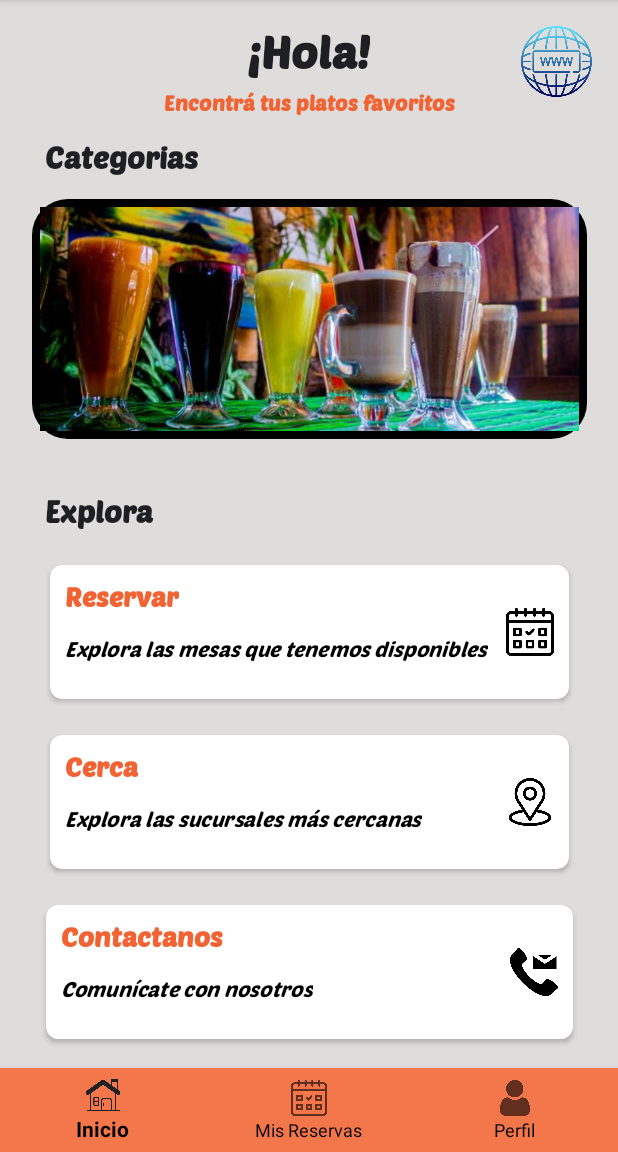
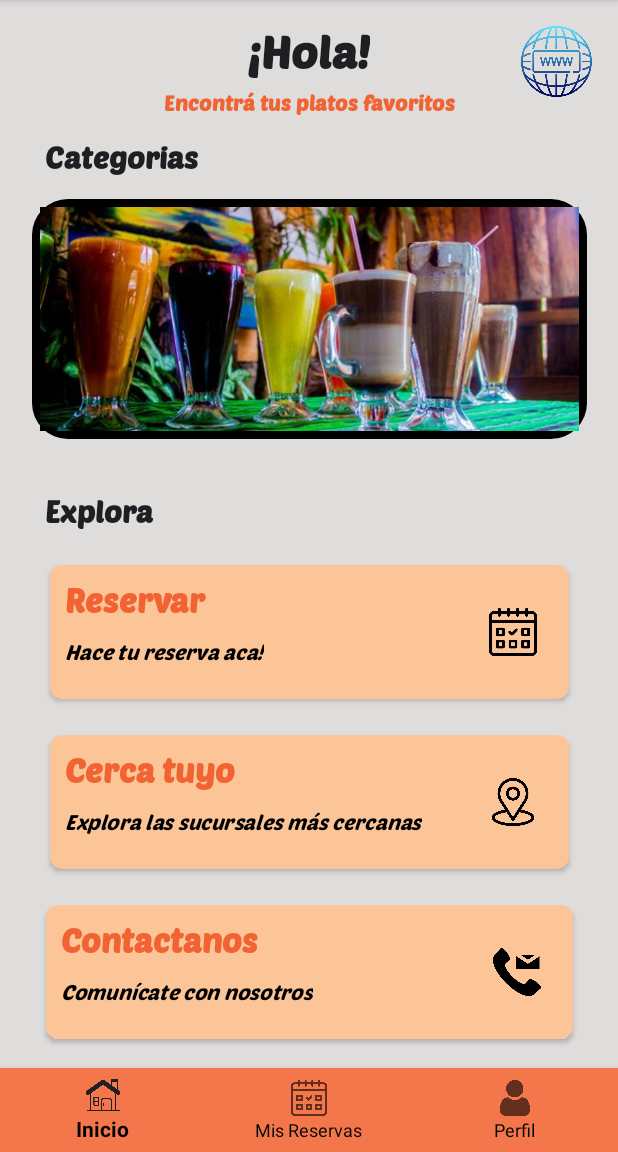
Before and after one commit to pp2024-restoapp/aplicacionmovil, an Android app: the InicioFragment screen opened directly, with no data from a screen before it, on a phone screen of 412 x 824 dp, the part 84-1236 px from its top. Run offline under Robolectric (Android 15) with nearby library versions, the phone set to English and light mode, and no system bars; our stand-ins replace navigation-ui; Roboto replaces fonts that are not available here.

Commit message:
Se modifican colores y tamaños de fuente en las cardsviews

```diff
--- a/app/src/main/res/layout/fragment_inicio.xml
+++ b/app/src/main/res/layout/fragment_inicio.xml
@@ -105,6 +105,7 @@
             app:contentPadding="10dp"
             android:elevation="4dp"
             app:cardCornerRadius="8dp"
+            app:cardBackgroundColor="@color/naranja_suave"
             app:layout_constraintEnd_toEndOf="parent"
             app:layout_constraintStart_toStartOf="parent"
             app:layout_constraintTop_toBottomOf="@id/textView11">
@@ -121,7 +122,7 @@
                     android:fontFamily="@font/poetsenone_regular"
                     android:text="@string/reservar"
                     android:textColor="@color/principal_naranja"
-                    android:textSize="18sp"
+                    android:textSize="22sp"
                     android:textStyle="bold"
                     app:layout_constraintStart_toStartOf="parent"
                     app:layout_constraintTop_toTopOf="parent" />
@@ -145,6 +146,7 @@
                     android:layout_height="32dp"
                     android:src="@drawable/ic_reserva"
                     android:layout_gravity="center_vertical"
+                    android:layout_marginEnd="11dp"
                     app:layout_constraintEnd_toEndOf="parent"
                     app:layout_constraintTop_toTopOf="parent"
                     app:layout_constraintBottom_toBottomOf="parent"/>
@@ -165,6 +167,7 @@
             app:contentPadding="10dp"
             android:elevation="4dp"
             app:cardCornerRadius="8dp"
+            app:cardBackgroundColor="@color/naranja_suave"
             app:layout_constraintEnd_toEndOf="parent"
             app:layout_constraintStart_toStartOf="parent"
             app:layout_constraintTop_toBottomOf="@id/cardViewReservar">
@@ -181,7 +184,7 @@
                     android:fontFamily="@font/poetsenone_regular"
                     android:text="@string/cerca"
                     android:textColor="@color/principal_naranja"
-                    android:textSize="18sp"
+                    android:textSize="22sp"
                     android:textStyle="bold"
                     app:layout_constraintStart_toStartOf="parent"
                     app:layout_constraintTop_toTopOf="parent" />
@@ -205,6 +208,7 @@
                     android:layout_height="32dp"
                     android:src="@drawable/ic_cerca"
                     android:layout_gravity="center_vertical"
+                    android:layout_marginEnd="11dp"
                     app:layout_constraintEnd_toEndOf="parent"
                     app:layout_constraintTop_toTopOf="parent"
                     app:layout_constraintBottom_toBottomOf="parent"/>
@@ -228,6 +232,7 @@
             app:contentPadding="10dp"
             android:elevation="4dp"
             app:cardCornerRadius="8dp"
+            app:cardBackgroundColor="@color/naranja_suave"
             app:layout_constraintBottom_toBottomOf="parent"
             app:layout_constraintEnd_toEndOf="parent"
             app:layout_constraintStart_toStartOf="parent"
@@ -245,7 +250,7 @@
                     android:fontFamily="@font/poetsenone_regular"
                     android:text="@string/contactanos"
                     android:textColor="@color/principal_naranja"
-                    android:textSize="18sp"
+                    android:textSize="22sp"
                     android:textStyle="bold"
                     app:layout_constraintStart_toStartOf="parent"
                     app:layout_constraintTop_toTopOf="parent" />
@@ -269,6 +274,7 @@
                     android:layout_height="32dp"
                     android:src="@drawable/ic_contacto"
                     android:layout_gravity="center_vertical"
+                    android:layout_marginEnd="11dp"
                     app:layout_constraintEnd_toEndOf="parent"
                     app:layout_constraintTop_toTopOf="parent"
                     app:layout_constraintBottom_toBottomOf="parent"/>
--- a/app/src/main/res/values/colors.xml
+++ b/app/src/main/res/values/colors.xml
@@ -7,5 +7,6 @@
     <color name="secundario_naranja">#F4764B</color>
     <color name="celeste">#2271B3</color>
     <color name="gris">#666666</color>
+    <color name="naranja_suave">#FCC598</color>
 
 </resources>
--- a/app/src/main/res/values/strings.xml
+++ b/app/src/main/res/values/strings.xml
@@ -102,8 +102,8 @@
     <string name="id">Id:</string>
     <string name="tipo">Tipo:</string>
     <string name="reservar">Reservar</string>
-    <string name="explora_mesas">Explora las mesas que tenemos disponibles</string>
-    <string name="cerca">Cerca</string>
+    <string name="explora_mesas">Hace tu reserva aca!</string>
+    <string name="cerca">Cerca tuyo</string>
     <string name="sucursales_cerca">Explora las sucursales más cercanas</string>
     <string name="contactanos">Contactanos</string>
     <string name="comunicate">Comunícate con nosotros</string>
```
